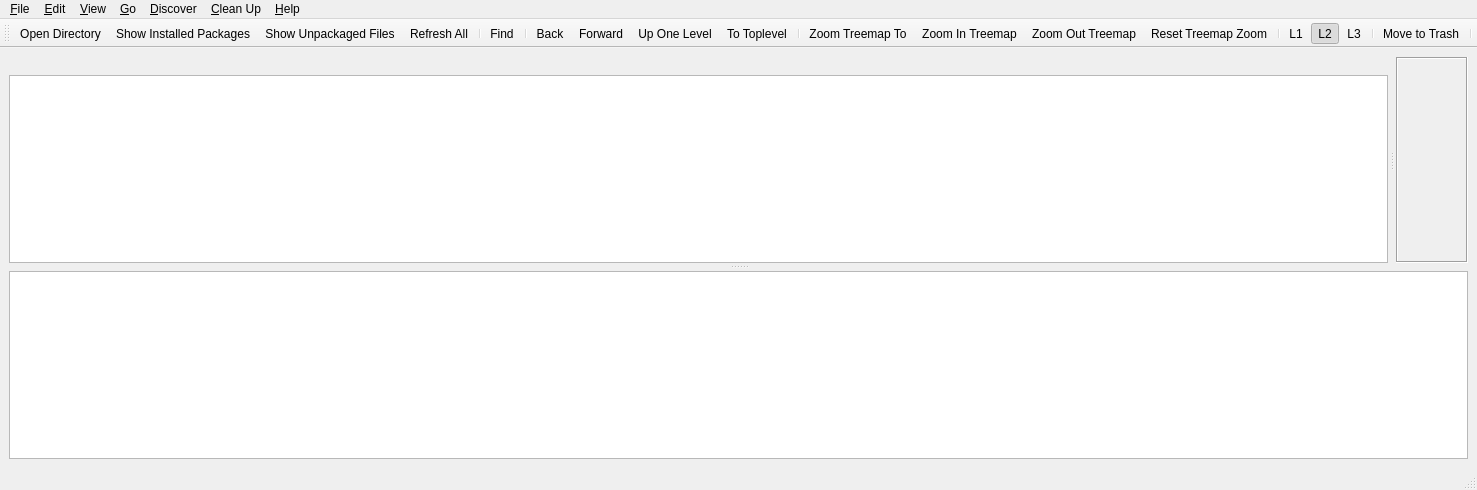
Old version of the form src/main-window.ui in the repository Lithopsian/qdirstat.
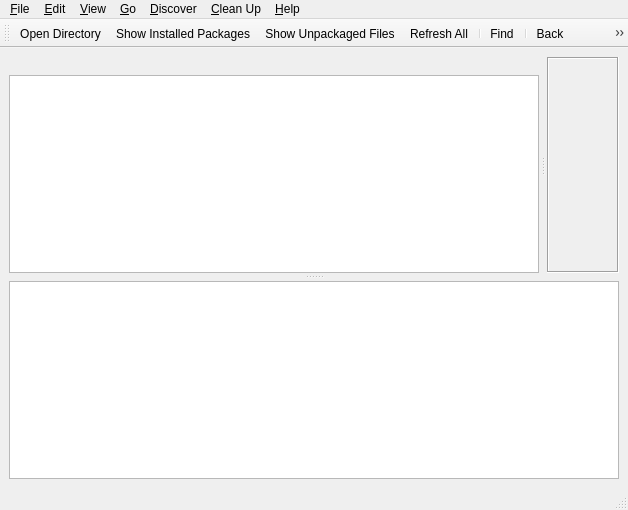
New version of the form. Icons and pictures are not drawn. Custom widgets are drawn as their Qt base class.

Diff of the .ui file:
```diff
--- a/src/main-window.ui
+++ b/src/main-window.ui
@@ -3,6 +3,14 @@
  <author>Stefan Hundhammer</author>
  <class>MainWindow</class>
  <widget class="QMainWindow" name="MainWindow">
+  <property name="geometry">
+   <rect>
+    <x>0</x>
+    <y>0</y>
+    <width>628</width>
+    <height>510</height>
+   </rect>
+  </property>
   <property name="windowTitle">
    <string>QDirStat</string>
   </property>
@@ -100,28 +108,20 @@
         </widget>
        </widget>
       </widget>
-      <widget class="QDirStat::TreemapView" name="treemapView">
-       <property name="verticalScrollBarPolicy">
-        <enum>Qt::ScrollBarAlwaysOff</enum>
-       </property>
-       <property name="horizontalScrollBarPolicy">
-        <enum>Qt::ScrollBarAlwaysOff</enum>
-       </property>
-       <property name="renderHints">
-        <set>QPainter::SmoothPixmapTransform|QPainter::TextAntialiasing</set>
-       </property>
-       <property name="viewportUpdateMode">
-        <enum>QGraphicsView::BoundingRectViewportUpdate</enum>
-       </property>
-       <property name="optimizationFlags">
-        <set>QGraphicsView::DontAdjustForAntialiasing|QGraphicsView::DontSavePainterState</set>
-       </property>
-      </widget>
+      <widget class="QDirStat::TreemapView" name="treemapView"/>
      </widget>
     </item>
    </layout>
   </widget>
   <widget class="QMenuBar" name="menubar">
+   <property name="geometry">
+    <rect>
+     <x>0</x>
+     <y>0</y>
+     <width>628</width>
+     <height>21</height>
+    </rect>
+   </property>
    <widget class="QMenu" name="menuFile">
     <property name="title">
      <string>&amp;File</string>
```
Left out of the diff: 39 changed lines with no effect on the pictures.
